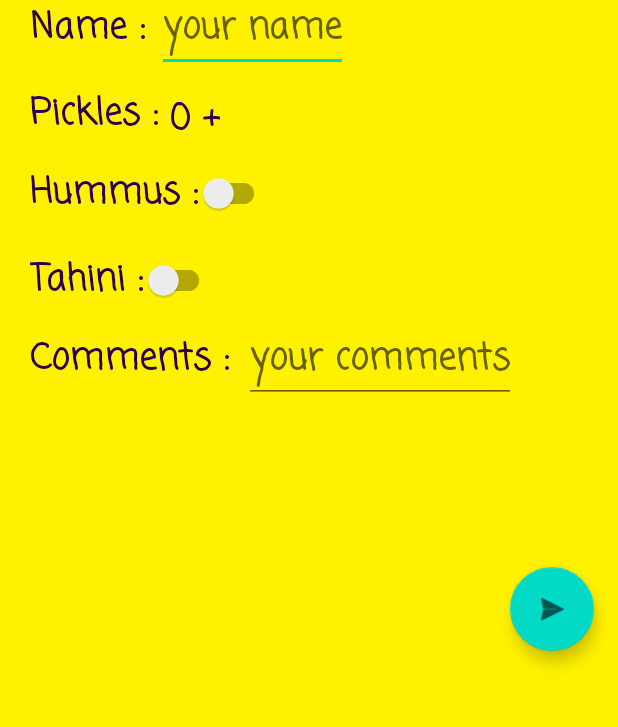
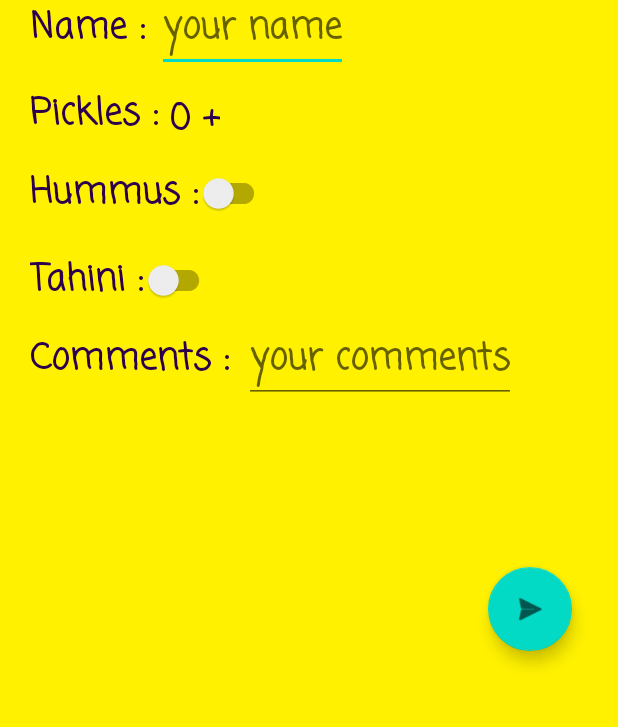
Before and after one commit to amitkadosh284/RachelSandwichApp, an Android app: the screen it shows after launch (NewOrderActivity), on a phone screen of 412 x 824 dp, the part 422-1149 px from its top. Run offline under Robolectric (Android 15) with nearby library versions, the phone set to English and light mode, and no system bars; our stand-ins replace Firebase (no records; nobody signed in at launch, a user with empty details on screens opened directly).

Commit message:
change button send place

```diff
--- a/app/src/main/res/layout/new_order.xml
+++ b/app/src/main/res/layout/new_order.xml
@@ -178,7 +178,7 @@
         android:layout_width="wrap_content"
         android:layout_height="wrap_content"
         android:clickable="true"
-        android:layout_marginEnd="20dp"
+        android:layout_marginEnd="50dp"
         app:layout_constraintBottom_toBottomOf="parent"
         app:layout_constraintEnd_toEndOf="parent"
         app:layout_constraintStart_toEndOf="@+id/comments"
```
